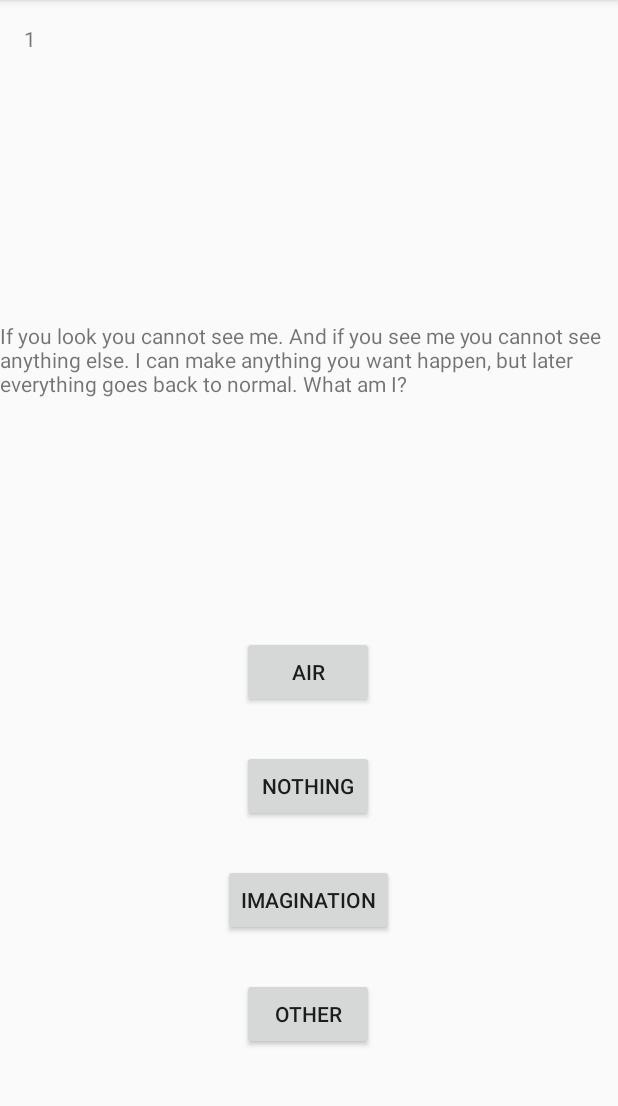
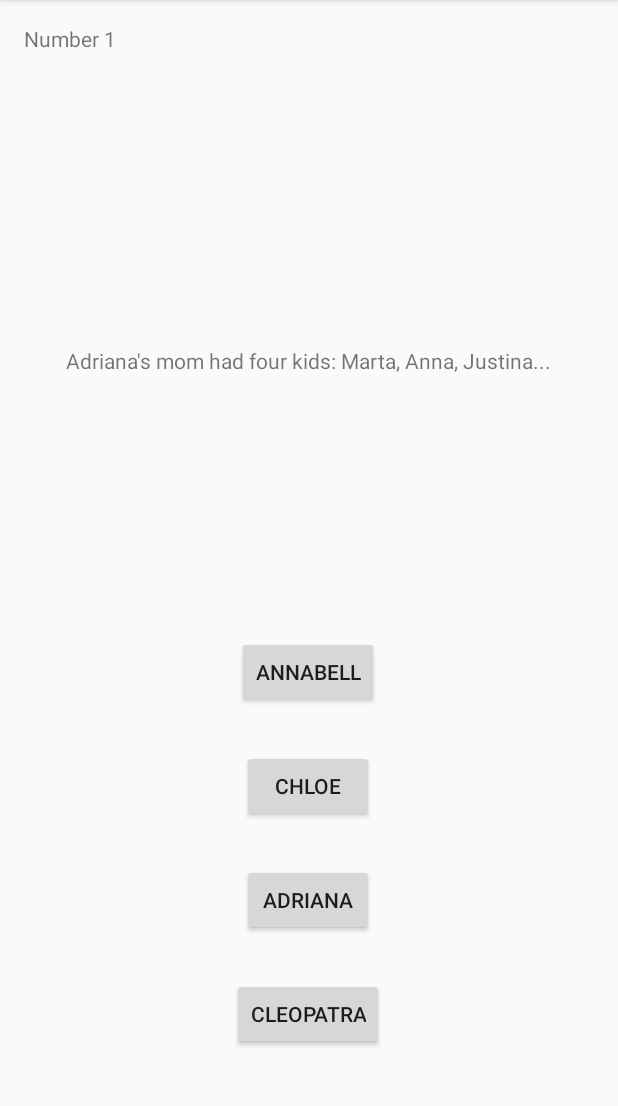
Before and after one commit to hoangthongtv91/are_you_high, an Android app: the screen it shows after launch (MainActivity), on a phone screen of 412 x 824 dp, the part 84-1190 px from its top. Run offline under Robolectric (Android 15) with nearby library versions, the phone set to English and light mode, and no system bars.

Commit message:
finish prototype_25_1_2019

```diff
--- a/app/src/main/AndroidManifest.xml
+++ b/app/src/main/AndroidManifest.xml
@@ -9,6 +9,7 @@
         android:roundIcon="@mipmap/ic_launcher_round"
         android:supportsRtl="true"
         android:theme="@style/AppTheme">
+        <activity android:name=".ResultActivity"></activity>
         <activity android:name=".MainActivity">
             <intent-filter>
                 <action android:name="android.intent.action.MAIN" />
--- a/app/src/main/java/com/example/areyouhigh/MainActivity.java
+++ b/app/src/main/java/com/example/areyouhigh/MainActivity.java
@@ -1,23 +1,27 @@
 package com.example.areyouhigh;
 
+import android.content.Intent;
 import android.support.v7.app.AppCompatActivity;
 import android.os.Bundle;
+import android.util.Log;
 import android.view.View;
 import android.widget.Button;
 import android.widget.TextView;
 
+import java.util.List;
 import java.util.Random;
 
 public class MainActivity extends AppCompatActivity {
-    private TextView mQuestionNumber;
-    private TextView mQuestionDescription;
-    private Button mChoice1;
-    private Button mChoice2;
-    private Button mChoice3;
-    private Button mChoice4;
-    private int number;
+    private TextView mQuestionNumber, mQuestionDescription;
+    private Button mChoice1, mChoice2, mChoice3, mChoice4;
+    private int number = 0;
     private Question mQuestion = new Question();
     private int mQuestionLength = mQuestion.getQuestionLength();
+    private int score;
+    private String correctAnswer;
+    public static final String SCORE = "total score";
+
+    List <Integer> positionList = mQuestion.getShufflePositions();
 
     @Override
     protected void onCreate(Bundle savedInstanceState) {
@@ -34,26 +38,63 @@ public class MainActivity extends AppCompatActivity {
     }
 
     public void chooseAnswer1(View view) {
+        if (mChoice1.getText() == correctAnswer) {
+            score++;
+            updateQuestion();
+        } else {
+            updateQuestion();
+        }
     }
 
     public void chooseAnswer2(View view) {
+        if (mChoice2.getText() == correctAnswer) {
+            score++;
+            updateQuestion();
+        } else {
+            updateQuestion();
+        }
+
     }
 
     public void chooseAnswer3(View view) {
+        if (mChoice3.getText() == correctAnswer) {
+            score++;
+            updateQuestion();
+        } else {
+            updateQuestion();
+        }
     }
 
     public void chooseAnswer4(View view) {
+        if (mChoice4.getText() == correctAnswer) {
+            score++;
+            updateQuestion();
+        } else {
+            updateQuestion();
+        }
     }
 
-    private void updateQuestion(){
-        number++;
-        mQuestionNumber.setText(Integer.toString(number));
-        Random r = new Random();
-        int x = r.nextInt(mQuestionLength);
-        mQuestionDescription.setText(mQuestion.getQuestion(x));
-        mChoice1.setText(mQuestion.getChoice1(x));
-        mChoice2.setText(mQuestion.getChoice2(x));
-        mChoice3.setText(mQuestion.getChoice3(x));
-        mChoice4.setText(mQuestion.getChoice4(x));
+    private void updateQuestion() {
+        if (number < 10) {
+            number++;
+            mQuestionNumber.setText("Number " + Integer.toString(number));
+//            Random r = new Random();
+//            int x = r.nextInt(mQuestionLength);
+            Log.d("POSITION", Integer.toString(positionList.get(number-1)));
+            mQuestionDescription.setText(mQuestion.getQuestion(positionList.get(number-1)));
+            mChoice1.setText(mQuestion.getChoice1(positionList.get(number-1)));
+            mChoice2.setText(mQuestion.getChoice2(positionList.get(number-1)));
+            mChoice3.setText(mQuestion.getChoice3(positionList.get(number-1)));
+            mChoice4.setText(mQuestion.getChoice4(positionList.get(number-1)));
+            correctAnswer = mQuestion.getCorrectAnswer(positionList.get(number-1));
+        } else {
+            launchResultActivity();
+        }
+    }
+
+    private void launchResultActivity() {
+        Intent intent = new Intent(this, ResultActivity.class);
+        intent.putExtra(SCORE, Integer.toString(score));
+        startActivity(intent);
     }
 }
--- a/app/src/main/java/com/example/areyouhigh/Question.java
+++ b/app/src/main/java/com/example/areyouhigh/Question.java
@@ -1,4 +1,8 @@
 package com.example.areyouhigh;
+
+import java.util.ArrayList;
+import java.util.Collections;
+import java.util.List;
 
 public class Question {
     private String mQuestions[] = {
@@ -27,34 +31,45 @@ public class Question {
             {"Old palace", "Museum attic", "Egg", "Ball"}
     };
 
-    private String mCorerctAnswers[] = {"Adriana", "He was playing a board game", "99999999", "They aren't human", "Stop imagining you are in that room", "She was hit with a brick",
+    private String mCorrectAnswers[] = {"Adriana", "He was playing a board game", "99999999", "They aren't human", "Stop imagining you are in that room", "She was hit with a brick",
             "Imagination", "1", "A human", "Egg"};
 
-    public String getQuestion(int x){
+    public String getQuestion(int x) {
         return mQuestions[x];
     }
 
-    public String getChoice1(int x){
+    public String getChoice1(int x) {
         return mChoices[x][0];
     }
 
-    public String getChoice2(int x){
+    public String getChoice2(int x) {
         return mChoices[x][1];
     }
 
-    public String getChoice3(int x){
+    public String getChoice3(int x) {
         return mChoices[x][2];
     }
 
-    public String getChoice4(int x){
+    public String getChoice4(int x) {
         return mChoices[x][3];
     }
 
-    public String getCorrectAnswer(int x){
-        return mCorerctAnswers[x];
+    public String getCorrectAnswer(int x) {
+        return mCorrectAnswers[x];
     }
 
-    public int getQuestionLength(){
+    public int getQuestionLength() {
         return mQuestions.length;
     }
+
+    public List<Integer> getShufflePositions() {
+        List<Integer> integerList = new ArrayList<>();
+        int x = 0;
+        while (x < mQuestions.length) {
+            integerList.add(x++);
+        }
+        Collections.shuffle(integerList);
+        return integerList;
+
+    }
 }
```
Also changed, not shown: app/src/main/java/com/example/areyouhigh/ResultActivity.java (added, +19 -0 lines), app/src/main/res/layout/activity_result.xml (added, +19 -0 lines).
